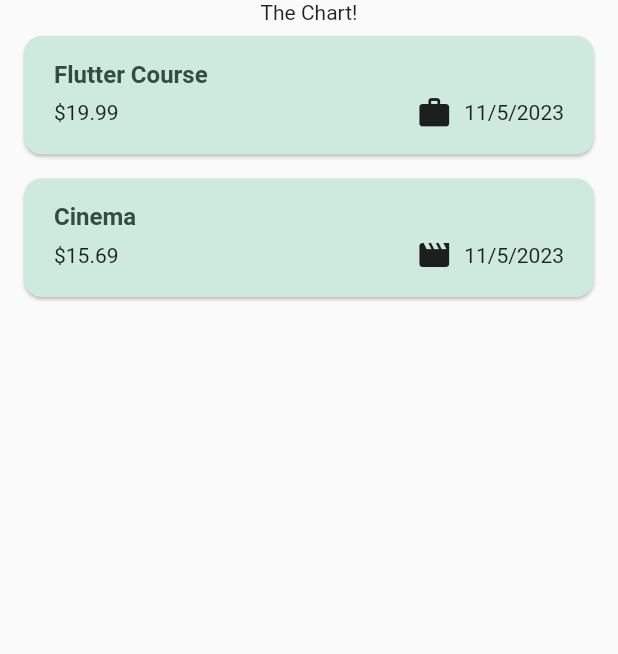
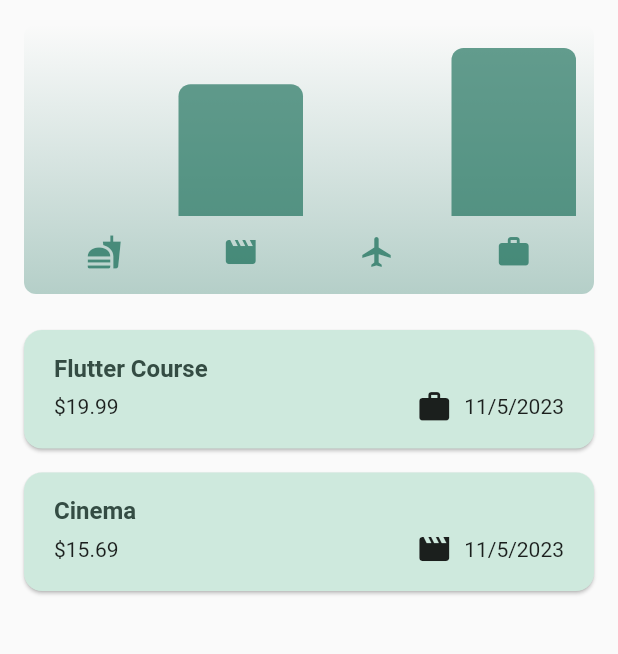
Before and after one commit to rayhan-afk/expense_tracker, a Flutter app: the screen it shows after launch, on a phone screen of 412 x 824 dp, the part 84-738 px from its top. Run offline on Flutter 3.47's test engine with Material 2 defaults, Android fonts, the phone set to English and light mode, and no system bars.

Commit message:
widget chart

```diff
--- /dev/null
+++ b/lib/widgets/chart/chart.dart
@@ -0,0 +1,95 @@
+import 'package:flutter/material.dart';
+
+import 'package:expense_tracker/widgets/chart/chart_bar.dart';
+import 'package:expense_tracker/models/expense.dart';
+
+class Chart extends StatelessWidget {
+  const Chart({super.key, required this.expenses});
+
+  final List<Expense> expenses;
+
+  List<ExpenseBucket> get buckets {
+    return [
+      ExpenseBucket.forCategory(expenses, Category.food),
+      ExpenseBucket.forCategory(expenses, Category.leisure),
+      ExpenseBucket.forCategory(expenses, Category.travel),
+      ExpenseBucket.forCategory(expenses, Category.work),
+    ];
+  }
+
+  double get maxTotalExpense {
+    double maxTotalExpense = 0;
+
+    for (final bucket in buckets) {
+      if (bucket.totalExpenses > maxTotalExpense) {
+        maxTotalExpense = bucket.totalExpenses;
+      }
+    }
+
+    return maxTotalExpense;
+  }
+
+  @override
+  Widget build(BuildContext context) {
+    final isDarkMode =
+        MediaQuery.of(context).platformBrightness == Brightness.dark;
+    return Container(
+      margin: const EdgeInsets.all(16),
+      padding: const EdgeInsets.symmetric(
+        vertical: 16,
+        horizontal: 8,
+      ),
+      width: double.infinity,
+      height: 180,
+      decoration: BoxDecoration(
+        borderRadius: BorderRadius.circular(8),
+        gradient: LinearGradient(
+          colors: [
+            Theme.of(context).colorScheme.primary.withOpacity(0.3),
+            Theme.of(context).colorScheme.primary.withOpacity(0.0)
+          ],
+          begin: Alignment.bottomCenter,
+          end: Alignment.topCenter,
+        ),
+      ),
+      child: Column(
+        children: [
+          Expanded(
+            child: Row(
+              crossAxisAlignment: CrossAxisAlignment.end,
+              children: [
+                for (final bucket in buckets) // alternative to map()
+                  ChartBar(
+                    fill: bucket.totalExpenses == 0
+                        ? 0
+                        : bucket.totalExpenses / maxTotalExpense,
+                  )
+              ],
+            ),
+          ),
+          const SizedBox(height: 12),
+          Row(
+            children: buckets
+                .map(
+                  (bucket) => Expanded(
+                    child: Padding(
+                      padding: const EdgeInsets.symmetric(horizontal: 4),
+                      child: Icon(
+                        categoryIcons[bucket.category],
+                        color: isDarkMode
+                            ? Theme.of(context).colorScheme.secondary
+                            : Theme.of(context)
+                                .colorScheme
+                                .primary
+                                .withOpacity(0.7),
+                      ),
+                    ),
+                  ),
+                )
+                .toList(),
+          )
+        ],
+      ),
+    );
+  }
+}
--- /dev/null
+++ b/lib/widgets/chart/chart_bar.dart
@@ -0,0 +1,34 @@
+import 'package:flutter/material.dart';
+
+class ChartBar extends StatelessWidget {
+  const ChartBar({
+    super.key,
+    required this.fill,
+  });
+
+  final double fill;
+
+  @override
+  Widget build(BuildContext context) {
+    final isDarkMode =
+        MediaQuery.of(context).platformBrightness == Brightness.dark;
+    return Expanded(
+      child: Padding(
+        padding: const EdgeInsets.symmetric(horizontal: 4),
+        child: FractionallySizedBox(
+          heightFactor: fill,
+          child: DecoratedBox(
+            decoration: BoxDecoration(
+              shape: BoxShape.rectangle,
+              borderRadius:
+                  const BorderRadius.vertical(top: Radius.circular(8)),
+              color: isDarkMode
+                  ? Theme.of(context).colorScheme.secondary
+                  : Theme.of(context).colorScheme.primary.withOpacity(0.65),
+            ),
+          ),
+        ),
+      ),
+    );
+  }
+}
--- a/lib/widgets/expenses.dart
+++ b/lib/widgets/expenses.dart
@@ -1,7 +1,9 @@
+import 'package:expense_tracker/widgets/chart/chart.dart';
 import 'package:expense_tracker/widgets/expenses_list/expenses_list.dart';
 import 'package:expense_tracker/models/expense.dart';
 import 'package:expense_tracker/widgets/new_expense.dart';
 import 'package:flutter/material.dart';
+import 'package:expense_tracker/widgets/chart/chart.dart';
 
 class Expenses extends StatefulWidget {
   const Expenses({super.key});
@@ -89,7 +91,7 @@ class _ExpensesState extends State<Expenses> {
       ),
       body: Column(
         children: [
-          const Text('The Chart!'),
+          Chart(expenses: _registeredExpenses),
           Expanded(
             child: mainContent,
           )
```
